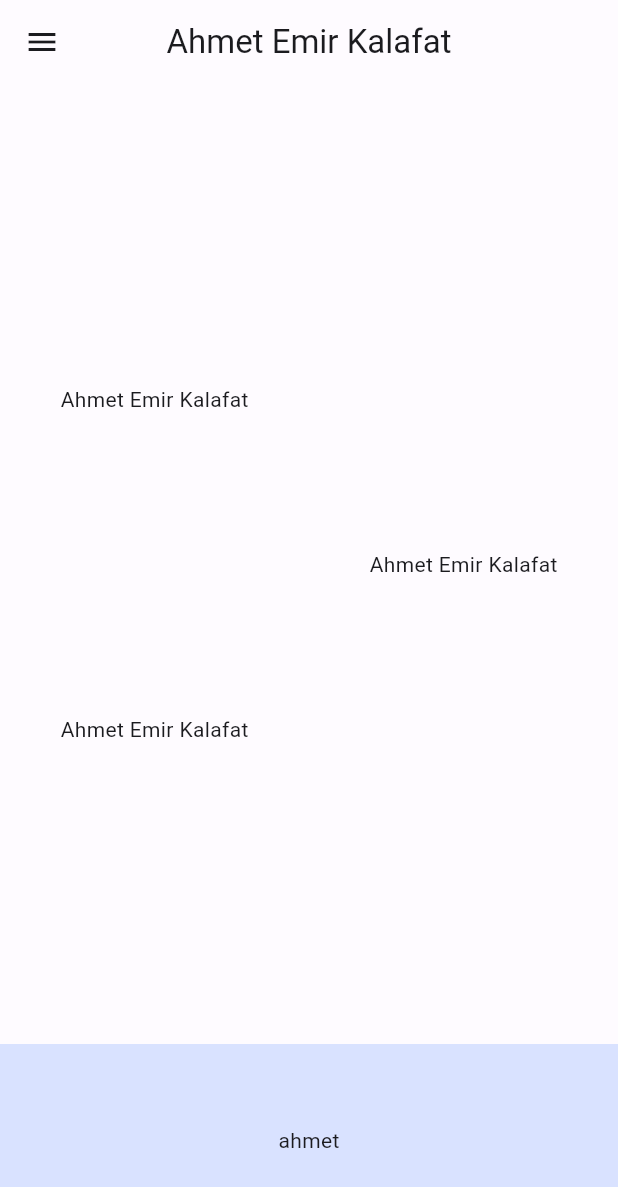
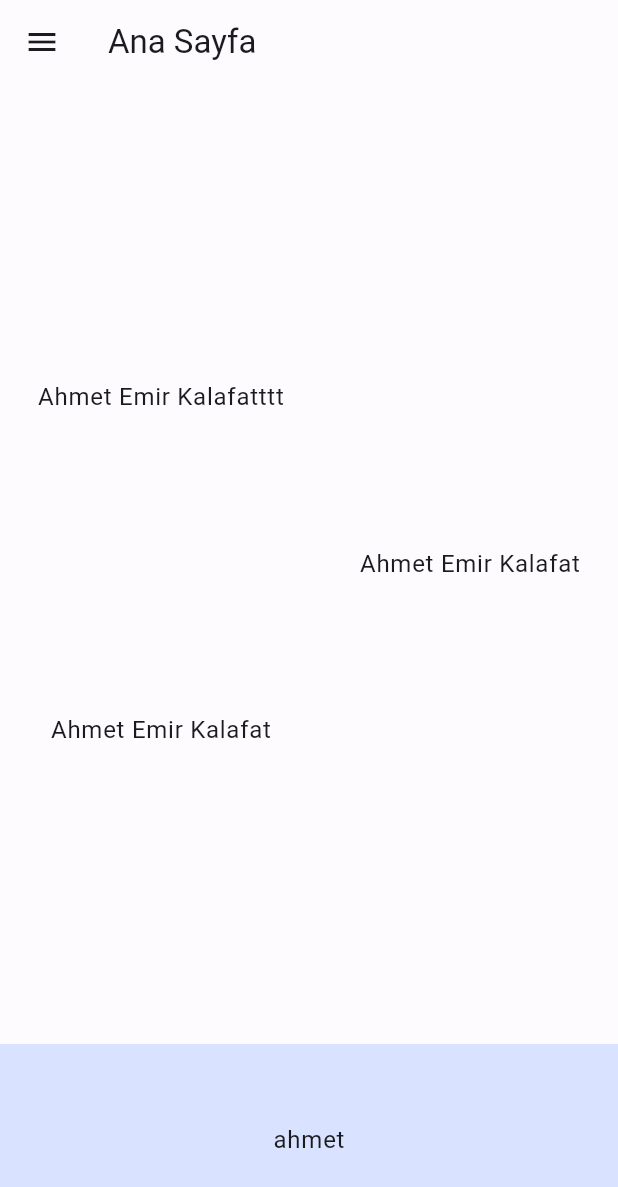
Before and after one commit to emirkalafat/emirklft, a Flutter app: the screen it shows after launch, on a phone screen of 412 x 824 dp. Shown: the top 1187 px of the screen. Run offline on Flutter 3.47's test engine with Material 2 defaults, Android fonts, the phone set to English and light mode, and no system bars; our stand-ins replace adaptive_theme, flutter_riverpod, google_fonts; missing offline and left inert: animate_icons; Roboto replaces fonts that are missing (Ubuntu).

Commit message:
respnsive fix

```diff
--- a/lib/main.dart
+++ b/lib/main.dart
@@ -1,19 +1,40 @@
 import 'package:adaptive_theme/adaptive_theme.dart';
+import 'package:animate_icons/animate_icons.dart';
 import 'package:blog_web_site/color_schemes.dart';
 import 'package:blog_web_site/responsive.dart';
+import 'package:blog_web_site/widgets/first_page.dart';
+import 'package:blog_web_site/widgets/side_area.dart';
 import 'package:flutter/material.dart';
+import 'package:flutter_riverpod/flutter_riverpod.dart';
 
 import 'values/values.dart';
 
 void main() {
-  runApp(const WebApp());
+  runApp(ProviderScope(child: WebApp()));
 }
 
-class WebApp extends StatelessWidget {
-  const WebApp({Key? key}) : super(key: key);
+final availablePages = <String, WidgetBuilder>{
+  'First Page': (_) => const FirstPage(),
+  'Second Page': (_) => Container(),
+};
+
+class WebApp extends ConsumerWidget {
+  WebApp({Key? key}) : super(key: key);
+  final AnimateIconController controller = AnimateIconController();
+  final selectedPageNameProvider = StateProvider<String>((ref) {
+    // default value
+    return availablePages.keys.first;
+  });
 
   @override
-  Widget build(BuildContext context) {
+  Widget build(BuildContext context, WidgetRef ref) {
+    final selectedPageBuilderProvider = Provider<WidgetBuilder>((ref) {
+      // watch for state changes inside selectedPageNameProvider
+      final selectedPageKey = ref.watch(selectedPageNameProvider.state).state;
+      // return the WidgetBuilder using the key as index
+      return availablePages[selectedPageKey]!;
+    });
+    final selectedPageBuilder = ref.watch(selectedPageBuilderProvider);
     return AdaptiveTheme(
       light: ThemeData(
         colorScheme: lightColorScheme,
@@ -28,7 +49,13 @@ class WebApp extends StatelessWidget {
         theme: theme,
         darkTheme: darkTheme,
         title: StringConst.appName,
-        home: const ResponsiveLayout(),
+        home: ResponsiveLayout(
+          content: selectedPageBuilder(context),
+          menu: SideArea(
+            controller: controller,
+            selectedPageNameProvider: selectedPageNameProvider,
+          ),
+        ),
       ),
     );
   }
--- a/lib/responsive.dart
+++ b/lib/responsive.dart
@@ -1,10 +1,17 @@
-import 'package:blog_web_site/screens/narrow_screen.dart';
-import 'package:blog_web_site/screens/wide_screen.dart';
-import 'package:blog_web_site/values/values.dart';
 import 'package:flutter/material.dart';
 
 class ResponsiveLayout extends StatefulWidget {
-  const ResponsiveLayout({Key? key}) : super(key: key);
+  const ResponsiveLayout({
+    Key? key,
+    required this.menu,
+    required this.content,
+    this.breakpoint = 600,
+    this.menuWidth = 240,
+  }) : super(key: key);
+  final Widget menu;
+  final Widget content;
+  final double breakpoint;
+  final double menuWidth;
 
   @override
   State<ResponsiveLayout> createState() => _ResponsiveLayoutState();
@@ -13,12 +20,39 @@ class ResponsiveLayout extends StatefulWidget {
 class _ResponsiveLayoutState extends State<ResponsiveLayout> {
   @override
   Widget build(BuildContext context) {
-    return LayoutBuilder(builder: (context, constraints) {
-      if (constraints.maxWidth / constraints.maxHeight > 1.2) {
+    final screenWidth = MediaQuery.of(context).size.width;
+    if (screenWidth >= widget.breakpoint) {
+      return Row(
+        children: [
+          SizedBox(
+            width: widget.menuWidth,
+            child: widget.menu,
+          ),
+          Container(width: 0.5, color: Colors.black),
+          Expanded(child: widget.content),
+        ],
+      );
+    } else {
+      // narrow screen: show content, menu inside drawer
+      return Scaffold(
+        body: widget.content,
+        drawer: SizedBox(
+          width: widget.menuWidth,
+          child: Drawer(
+            child: widget.menu,
+          ),
+        ),
+      );
+      /*LayoutBuilder(builder: (context, constraints) {
+      if (constraints.maxWidth / constraints.maxHeight >
+              1.2 /*&&
+          screenWidth >= breakpoint*/
+          ) {
         return const NarrowScreen(isim: StringConst.appName);
       } else {
         return const WideScreen(isim: StringConst.appName);
       }
-    });
+    });*/
+    }
   }
 }
--- a/lib/values/strings.dart
+++ b/lib/values/strings.dart
@@ -5,6 +5,9 @@ class StringConst {
   static const appName = "Ahmet Emir Kalafat";
   static const appVersion = "v0.1-beta1";
 
+  //Uygulama içi yazılar
+  static const mainScreen = "Ana Sayfa";
+
   //web sitesi adresleri
   static const youtubeAdress =
       "https://www.youtube.com/channel/UCg2As3couk4eZztAgNfowPQ";
--- a/lib/values/values.dart
+++ b/lib/values/values.dart
@@ -1,5 +1,3 @@
 library values;
 
-import 'package:flutter/material.dart';
-
 part 'strings.dart';
--- /dev/null
+++ b/lib/widgets/first_page.dart
@@ -0,0 +1,69 @@
+import 'package:blog_web_site/values/values.dart';
+import 'package:blog_web_site/widgets/page_scaffold.dart';
+import 'package:flutter/material.dart';
+
+class FirstPage extends StatelessWidget {
+  const FirstPage({
+    Key? key,
+  }) : super(key: key);
+
+  @override
+  Widget build(BuildContext context) {
+    final ancestorScaffold = Scaffold.maybeOf(context);
+    final hasDrawer = ancestorScaffold != null && ancestorScaffold.hasDrawer;
+    return PageScaffold(
+      title: StringConst.mainScreen,
+      body: Container(
+        decoration:
+            BoxDecoration(color: Theme.of(context).colorScheme.background),
+        child: Column(
+          children: [
+            Flexible(
+              flex: 5,
+              child: Row(
+                mainAxisAlignment: MainAxisAlignment.spaceAround,
+                children: [
+                  Column(
+                    mainAxisAlignment: MainAxisAlignment.spaceEvenly,
+                    children: [
+                      Center(
+                        child: Text(
+                          "Ahmet Emir Kalafatttt",
+                          style: Theme.of(context).textTheme.bodyLarge,
+                        ),
+                      ),
+                      Center(
+                        child: Text(
+                          "Ahmet Emir Kalafat",
+                          style: Theme.of(context).textTheme.bodyLarge,
+                        ),
+                      ),
+                    ],
+                  ),
+                  Center(
+                    child: Text(
+                      "Ahmet Emir Kalafat",
+                      style: Theme.of(context).textTheme.bodyLarge,
+                    ),
+                  ),
+                ],
+              ),
+            ),
+            Flexible(
+              flex: 1,
+              child: Container(
+                alignment: Alignment.center,
+                decoration: BoxDecoration(
+                    color: Theme.of(context).colorScheme.primaryContainer),
+                child: Text(
+                  "ahmet",
+                  style: Theme.of(context).textTheme.bodyLarge,
+                ),
+              ),
+            )
+          ],
+        ),
+      ),
+    );
+  }
+}
--- a/lib/widgets/my_body.dart
+++ /dev/null
@@ -1,46 +0,0 @@
-import 'package:flutter/material.dart';
-
-class MyBody extends StatelessWidget {
-  const MyBody({
-    Key? key,
-  }) : super(key: key);
-
-  @override
-  Widget build(BuildContext context) {
-    return Column(
-      children: [
-        Flexible(
-          flex: 5,
-          child: Row(
-            mainAxisAlignment: MainAxisAlignment.spaceAround,
-            children: [
-              Column(
-                mainAxisAlignment: MainAxisAlignment.spaceEvenly,
-                children: const [
-                  Center(
-                    child: Text("Ahmet Emir Kalafat"),
-                  ),
-                  Center(
-                    child: Text("Ahmet Emir Kalafat"),
-                  ),
-                ],
-              ),
-              const Center(
-                child: Text("Ahmet Emir Kalafat"),
-              ),
-            ],
-          ),
-        ),
-        Flexible(
-          flex: 1,
-          child: Container(
-            alignment: Alignment.center,
-            decoration: BoxDecoration(
-                color: Theme.of(context).colorScheme.primaryContainer),
-            child: const Text("ahmet"),
-          ),
-        )
-      ],
-    );
-  }
-}
--- /dev/null
+++ b/lib/widgets/page_scaffold.dart
@@ -0,0 +1,40 @@
+import 'package:flutter/material.dart';
+
+class PageScaffold extends StatelessWidget {
+  const PageScaffold({
+    Key? key,
+    required this.title,
+    this.actions = const [],
+    this.body,
+    this.floatingActionButton,
+  }) : super(key: key);
+  final String title;
+  final List<Widget> actions;
+  final Widget? body;
+  final Widget? floatingActionButton;
+
+  @override
+  Widget build(BuildContext context) {
+    // 1. look for an ancestor Scaffold
+    final ancestorScaffold = Scaffold.maybeOf(context);
+    // 2. check if it has a drawer
+    final hasDrawer = ancestorScaffold != null && ancestorScaffold.hasDrawer;
+    return Scaffold(
+      appBar: AppBar(
+        // 3. add a non-null leading argument if we have a drawer
+        leading: hasDrawer
+            ? IconButton(
+                icon: Icon(Icons.menu),
+                // 4. open the drawer if we have one
+                onPressed:
+                    hasDrawer ? () => ancestorScaffold.openDrawer() : null,
+              )
+            : null,
+        title: Text(title),
+        actions: actions,
+      ),
+      body: body,
+      floatingActionButton: floatingActionButton,
+    );
+  }
+}
--- a/pubspec.yaml
+++ b/pubspec.yaml
@@ -32,6 +32,7 @@ dependencies:
   # The following adds the Cupertino Icons font to your application.
   # Use with the CupertinoIcons class for iOS style icons.
   cupertino_icons: ^1.0.2
+  flutter_riverpod: ^1.0.4
   animate_icons: ^2.0.0
   feather_icons: ^1.2.0
   google_fonts: ^3.0.1
```
Also changed, not shown: lib/screens/narrow_screen.dart (+13 -4 lines), lib/screens/wide_screen.dart (+9 -3 lines), lib/widgets/page_list_tiles.dart (added, +27 -0 lines), lib/widgets/side_area.dart (+39 -19 lines), pubspec.lock, 1 other file.
